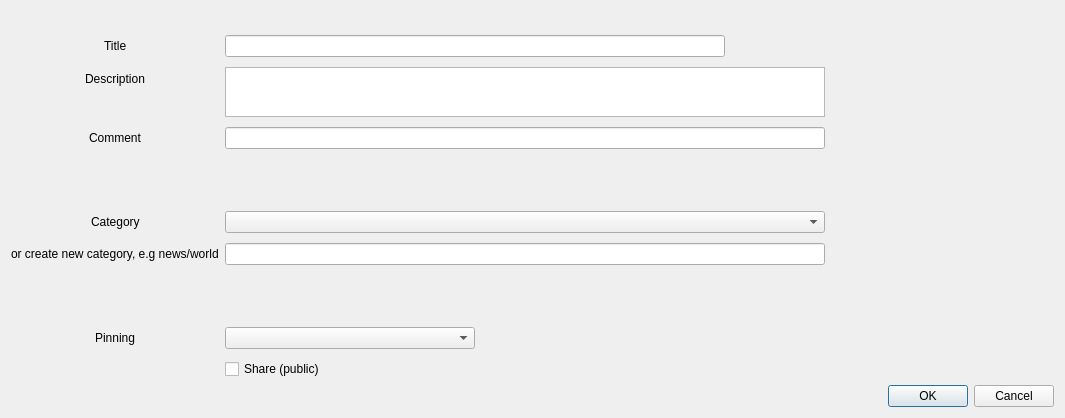
Before: the Qt Designer form galacteek/ui/addhashmarkdialog.ui in pinnaculum/galacteek, drawn with Qt 5.
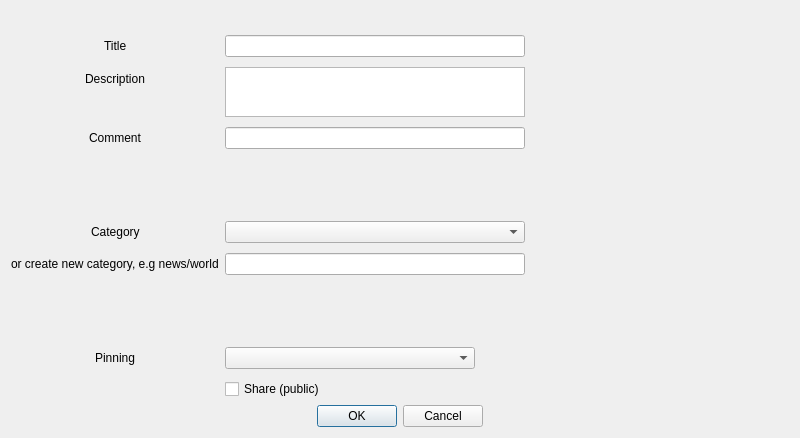
After: the same form once the commit is applied. Icons and pictures are not drawn.

What changed in the file:
```diff
--- a/galacteek/ui/addhashmarkdialog.ui
+++ b/galacteek/ui/addhashmarkdialog.ui
@@ -6,8 +6,8 @@
    <rect>
     <x>0</x>
     <y>0</y>
-    <width>1065</width>
-    <height>418</height>
+    <width>800</width>
+    <height>438</height>
    </rect>
   </property>
   <property name="sizePolicy">
@@ -55,10 +55,16 @@
       <widget class="QLabel" name="resourceLabel">
        <property name="minimumSize">
         <size>
-         <width>800</width>
+         <width>0</width>
          <height>0</height>
         </size>
        </property>
+       <property name="maximumSize">
+        <size>
+         <width>400</width>
+         <height>16777215</height>
+        </size>
+       </property>
        <property name="font">
         <font>
          <weight>75</weight>
@@ -87,7 +93,7 @@
        </property>
        <property name="maximumSize">
         <size>
-         <width>500</width>
+         <width>300</width>
          <height>16777215</height>
         </size>
        </property>
@@ -107,7 +113,7 @@
       <widget class="QTextEdit" name="description">
        <property name="maximumSize">
         <size>
-         <width>600</width>
+         <width>300</width>
          <height>50</height>
         </size>
        </property>
@@ -127,7 +133,7 @@
       <widget class="QLineEdit" name="comment">
        <property name="maximumSize">
         <size>
-         <width>600</width>
+         <width>300</width>
          <height>16777215</height>
         </size>
        </property>
@@ -160,7 +166,7 @@
       <widget class="QComboBox" name="category">
        <property name="maximumSize">
         <size>
-         <width>600</width>
+         <width>300</width>
          <height>16777215</height>
         </size>
        </property>
@@ -177,7 +183,7 @@
       <widget class="QLineEdit" name="newCategory">
        <property name="maximumSize">
         <size>
-         <width>600</width>
+         <width>300</width>
          <height>16777215</height>
         </size>
        </property>
@@ -232,7 +238,7 @@
      </item>
     </layout>
    </item>
-   <item>
+   <item alignment="Qt::AlignHCenter">
     <widget class="QDialogButtonBox" name="buttonBox">
      <property name="orientation">
       <enum>Qt::Horizontal</enum>
```
